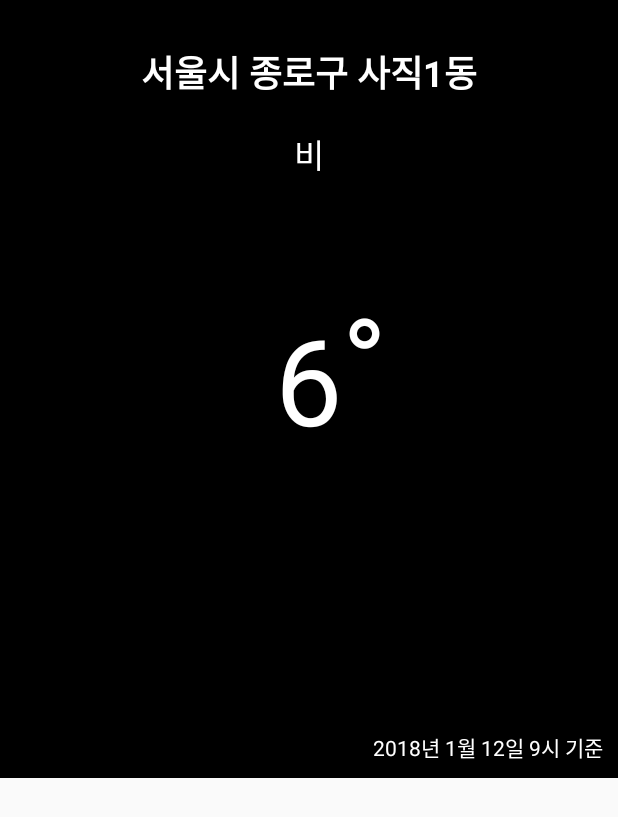
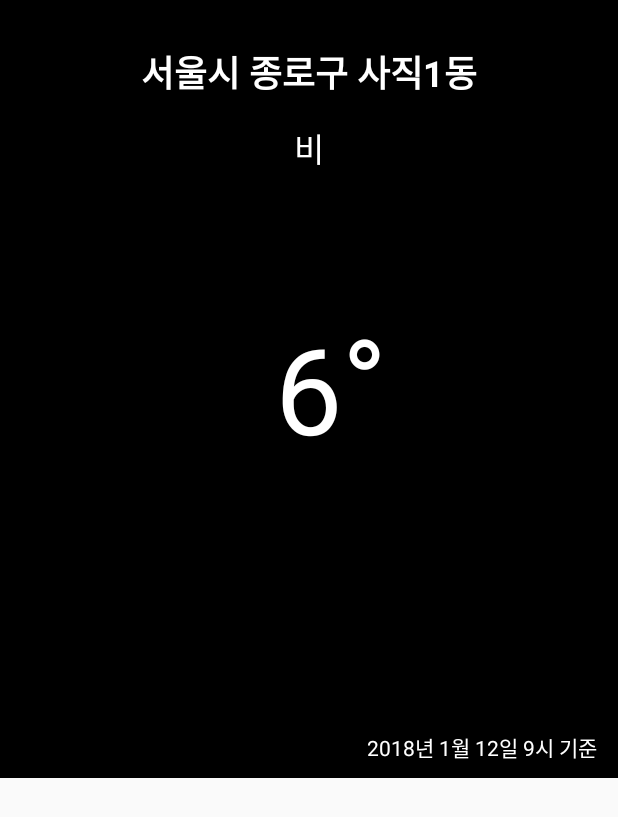
Before and after one commit to Jeong-minji/XmlProject, an Android app: the layout activity_main.xml on its own in the app's theme, with its tools: preview values and no code run, on a phone screen of 412 x 824 dp. Shown: the top 817 px of the screen. Run offline under Robolectric (Android 15) with nearby library versions, the phone set to English and light mode, and no system bars; Roboto replaces fonts that are not available here.

Commit message:
before school

```diff
--- a/SeoulWeather/app/src/main/res/layout/activity_main.xml
+++ b/SeoulWeather/app/src/main/res/layout/activity_main.xml
@@ -33,14 +33,13 @@
                 android:textSize="24sp"
                 android:textStyle="bold" />
 
-
             <TextView
                 android:id="@+id/weather_condition"
                 android:layout_width="wrap_content"
                 android:layout_height="wrap_content"
                 android:layout_below="@id/location"
                 android:layout_centerHorizontal="true"
-                android:layout_marginTop="20dp"
+                android:layout_marginTop="16dp"
                 android:text="비"
                 android:textColor="#ffffff"
                 android:textSize="22sp" />
@@ -51,7 +50,7 @@
                 android:layout_height="wrap_content"
                 android:layout_below="@id/weather_condition"
                 android:layout_centerHorizontal="true"
-                android:layout_marginTop="80dp"
+                android:layout_marginTop="90dp"
                 android:text="6"
                 android:textColor="#ffffff"
                 android:textSize="80sp"/>
@@ -63,18 +62,18 @@
                 android:layout_below="@id/weather_condition"
                 android:layout_toRightOf="@id/temperature"
                 android:layout_centerHorizontal="true"
-                android:layout_marginTop="66dp"
+                android:layout_marginTop="84dp"
                 android:text="°"
                 android:textColor="#ffffff"
                 android:textSize="80sp"/>
 
             <TextView
-                android:id="@+id/recent_weather_time"
+                android:id="@+id/weather_standard"
                 android:layout_width="wrap_content"
                 android:layout_height="wrap_content"
                 android:layout_alignParentBottom="true"
                 android:layout_alignParentRight="true"
-                android:layout_marginRight="10dp"
+                android:layout_marginRight="14dp"
                 android:layout_marginBottom="10dp"
                 android:text="2018년 1월 12일 9시 기준"
                 android:textColor="#ffffff"
@@ -86,7 +85,29 @@
     <LinearLayout
         android:layout_width="match_parent"
         android:layout_height="0dp"
-        android:layout_weight="1">
+        android:layout_weight="1"
+        android:orientation="vertical">
+
+        <LinearLayout
+            android:layout_width="match_parent"
+            android:layout_height="0dp"
+            android:layout_weight="0.2">
+
+        </LinearLayout>
+
+        <LinearLayout
+            android:layout_width="match_parent"
+            android:layout_height="0dp"
+            android:layout_weight="1">
+
+            <android.support.v4.view.ViewPager
+                android:id="@+id/viewpager"
+                android:layout_width="match_parent"
+                android:layout_height="match_parent">
+
+            </android.support.v4.view.ViewPager>
+
+        </LinearLayout>
 
     </LinearLayout>
 
```
Also changed, not shown: SeoulWeather/app/src/main/java/com/seoul_weather/seoulweather/FragmentFirst.java (added, +32 -0 lines), SeoulWeather/app/src/main/java/com/seoul_weather/seoulweather/FragmentSecond.java (added, +32 -0 lines), SeoulWeather/app/src/main/java/com/seoul_weather/seoulweather/FragmentThird.java (added, +32 -0 lines), SeoulWeather/app/src/main/java/com/seoul_weather/seoulweather/MainActivity.java (+39 -2 lines), SeoulWeather/app/src/main/java/com/seoul_weather/seoulweather/ShortWeather.java (+20 -2 lines), SeoulWeather/app/src/main/res/layout/fragment_first.xml (added, +8 -0 lines), SeoulWeather/app/src/main/res/layout/fragment_second.xml (added, +8 -0 lines), SeoulWeather/app/src/main/res/layout/fragment_third.xml (added, +8 -0 lines), 5 other files.
